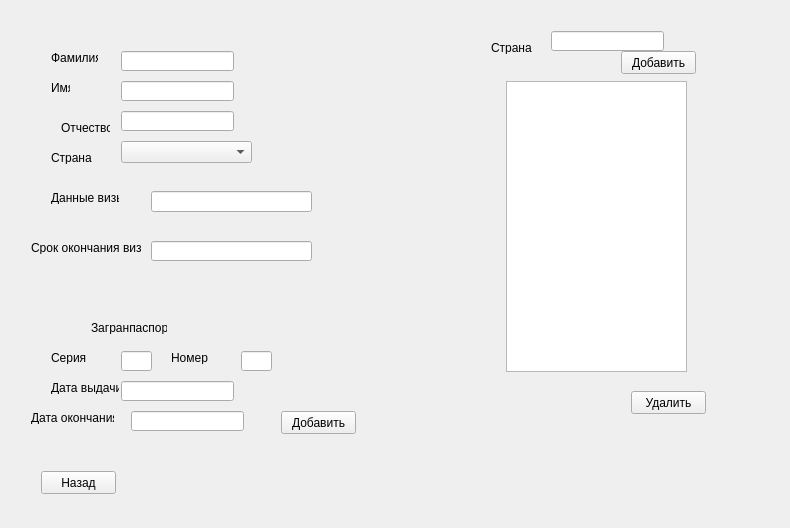
The window that widget.ui (BoykoVik/List_of_mans) describes before a commit, drawn with Qt 5.
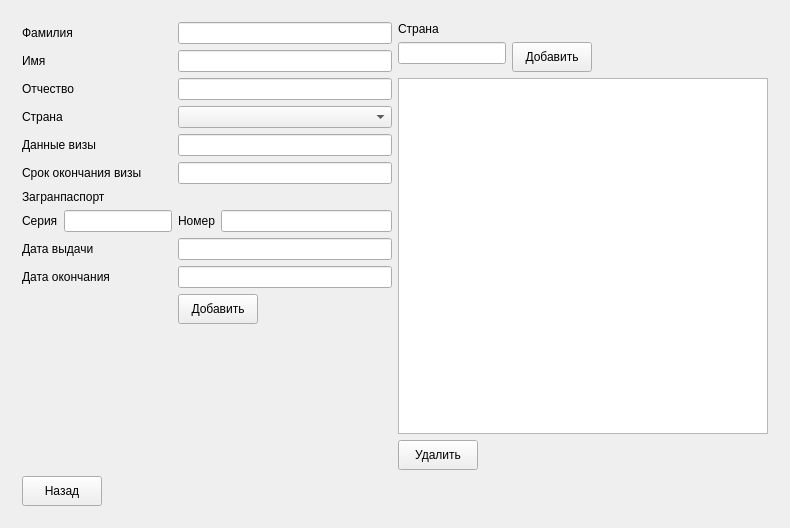
The same window after the commit. The open tabs and pages were chosen to show the change. Icons and pictures are not drawn.

```diff
--- a/widget.ui
+++ b/widget.ui
@@ -61,334 +61,246 @@
       </widget>
      </widget>
      <widget class="QWidget" name="page">
-      <widget class="QLineEdit" name="lineEdit">
-       <property name="geometry">
-        <rect>
-         <x>110</x>
-         <y>40</y>
-         <width>113</width>
-         <height>20</height>
-        </rect>
-       </property>
-      </widget>
-      <widget class="QLineEdit" name="lineEdit_2">
-       <property name="geometry">
-        <rect>
-         <x>110</x>
-         <y>70</y>
-         <width>113</width>
-         <height>20</height>
-        </rect>
-       </property>
-      </widget>
-      <widget class="QLineEdit" name="lineEdit_3">
-       <property name="geometry">
-        <rect>
-         <x>110</x>
-         <y>100</y>
-         <width>113</width>
-         <height>20</height>
-        </rect>
-       </property>
-      </widget>
-      <widget class="QLabel" name="label">
-       <property name="geometry">
-        <rect>
-         <x>40</x>
-         <y>40</y>
-         <width>47</width>
-         <height>13</height>
-        </rect>
-       </property>
-       <property name="text">
-        <string>Фамилия</string>
-       </property>
-      </widget>
-      <widget class="QLabel" name="label_2">
-       <property name="geometry">
-        <rect>
-         <x>40</x>
-         <y>70</y>
-         <width>19</width>
-         <height>13</height>
-        </rect>
-       </property>
-       <property name="text">
-        <string>Имя</string>
-       </property>
-      </widget>
-      <widget class="QLabel" name="label_3">
-       <property name="geometry">
-        <rect>
-         <x>50</x>
-         <y>110</y>
-         <width>49</width>
-         <height>13</height>
-        </rect>
-       </property>
-       <property name="text">
-        <string>Отчество</string>
-       </property>
-      </widget>
-      <widget class="QLineEdit" name="lineEdit_4">
-       <property name="geometry">
-        <rect>
-         <x>540</x>
-         <y>20</y>
-         <width>113</width>
-         <height>20</height>
-        </rect>
-       </property>
-      </widget>
-      <widget class="QLabel" name="label_4">
-       <property name="geometry">
-        <rect>
-         <x>480</x>
-         <y>30</y>
-         <width>49</width>
-         <height>13</height>
-        </rect>
-       </property>
-       <property name="text">
-        <string>Страна</string>
-       </property>
-      </widget>
-      <widget class="QLineEdit" name="lineEdit_5">
-       <property name="geometry">
-        <rect>
-         <x>140</x>
-         <y>180</y>
-         <width>161</width>
-         <height>21</height>
-        </rect>
-       </property>
-      </widget>
-      <widget class="QLabel" name="label_5">
-       <property name="geometry">
-        <rect>
-         <x>40</x>
-         <y>180</y>
-         <width>68</width>
-         <height>13</height>
-        </rect>
-       </property>
-       <property name="text">
-        <string>Данные визы</string>
-       </property>
-      </widget>
-      <widget class="QLineEdit" name="lineEdit_6">
-       <property name="geometry">
-        <rect>
-         <x>140</x>
-         <y>230</y>
-         <width>161</width>
-         <height>20</height>
-        </rect>
-       </property>
-      </widget>
-      <widget class="QLabel" name="label_6">
-       <property name="geometry">
-        <rect>
-         <x>20</x>
-         <y>230</y>
-         <width>110</width>
-         <height>13</height>
-        </rect>
-       </property>
-       <property name="text">
-        <string>Срок окончания визы</string>
-       </property>
-      </widget>
-      <widget class="QLabel" name="label_7">
-       <property name="geometry">
-        <rect>
-         <x>40</x>
-         <y>140</y>
-         <width>49</width>
-         <height>13</height>
-        </rect>
-       </property>
-       <property name="text">
-        <string>Страна</string>
-       </property>
-      </widget>
-      <widget class="QComboBox" name="comboBox">
-       <property name="geometry">
-        <rect>
-         <x>110</x>
-         <y>130</y>
-         <width>131</width>
-         <height>22</height>
-        </rect>
-       </property>
-      </widget>
-      <widget class="QTableView" name="tableView">
-       <property name="geometry">
-        <rect>
-         <x>495</x>
-         <y>70</y>
-         <width>181</width>
-         <height>291</height>
-        </rect>
-       </property>
-      </widget>
-      <widget class="QLineEdit" name="lineEdit_7">
-       <property name="geometry">
-        <rect>
-         <x>110</x>
-         <y>340</y>
-         <width>31</width>
-         <height>20</height>
-        </rect>
-       </property>
-      </widget>
-      <widget class="QLabel" name="label_8">
-       <property name="geometry">
-        <rect>
-         <x>40</x>
-         <y>340</y>
-         <width>47</width>
-         <height>13</height>
-        </rect>
-       </property>
-       <property name="text">
-        <string>Серия</string>
-       </property>
-      </widget>
-      <widget class="QLineEdit" name="lineEdit_8">
-       <property name="geometry">
-        <rect>
-         <x>110</x>
-         <y>370</y>
-         <width>113</width>
-         <height>20</height>
-        </rect>
-       </property>
-      </widget>
-      <widget class="QLabel" name="label_9">
-       <property name="geometry">
-        <rect>
-         <x>40</x>
-         <y>370</y>
-         <width>68</width>
-         <height>13</height>
-        </rect>
-       </property>
-       <property name="text">
-        <string>Дата выдачи</string>
-       </property>
-      </widget>
-      <widget class="QLineEdit" name="lineEdit_9">
-       <property name="geometry">
-        <rect>
-         <x>120</x>
-         <y>400</y>
-         <width>113</width>
-         <height>20</height>
-        </rect>
-       </property>
-      </widget>
-      <widget class="QLabel" name="label_10">
-       <property name="geometry">
-        <rect>
-         <x>20</x>
-         <y>400</y>
-         <width>83</width>
-         <height>13</height>
-        </rect>
-       </property>
-       <property name="text">
-        <string>Дата окончания</string>
-       </property>
-      </widget>
-      <widget class="QLineEdit" name="lineEdit_10">
-       <property name="geometry">
-        <rect>
-         <x>230</x>
-         <y>340</y>
-         <width>31</width>
-         <height>20</height>
-        </rect>
-       </property>
-      </widget>
-      <widget class="QLabel" name="label_11">
-       <property name="geometry">
-        <rect>
-         <x>160</x>
-         <y>340</y>
-         <width>47</width>
-         <height>13</height>
-        </rect>
-       </property>
-       <property name="text">
-        <string>Номер</string>
-       </property>
-      </widget>
-      <widget class="QLabel" name="label_12">
-       <property name="geometry">
-        <rect>
-         <x>80</x>
-         <y>310</y>
-         <width>76</width>
-         <height>13</height>
-        </rect>
-       </property>
-       <property name="text">
-        <string>Загранпаспорт</string>
-       </property>
-      </widget>
-      <widget class="QPushButton" name="pushButton">
-       <property name="geometry">
-        <rect>
-         <x>270</x>
-         <y>400</y>
-         <width>75</width>
-         <height>23</height>
-        </rect>
-       </property>
-       <property name="text">
-        <string>Добавить</string>
-       </property>
-      </widget>
-      <widget class="QPushButton" name="pushButton_2">
-       <property name="geometry">
-        <rect>
-         <x>610</x>
-         <y>40</y>
-         <width>75</width>
-         <height>23</height>
-        </rect>
-       </property>
-       <property name="text">
-        <string>Добавить</string>
-       </property>
-      </widget>
-      <widget class="QPushButton" name="pushButton_3">
-       <property name="geometry">
-        <rect>
-         <x>620</x>
-         <y>380</y>
-         <width>75</width>
-         <height>23</height>
-        </rect>
-       </property>
-       <property name="text">
-        <string>Удалить</string>
-       </property>
-      </widget>
-      <widget class="QPushButton" name="pushButton_9">
-       <property name="geometry">
-        <rect>
-         <x>30</x>
-         <y>460</y>
-         <width>75</width>
-         <height>23</height>
-        </rect>
-       </property>
-       <property name="text">
-        <string>Назад</string>
-       </property>
-      </widget>
+      <layout class="QGridLayout" name="gridLayout_4">
+       <item row="1" column="1">
+        <layout class="QVBoxLayout" name="verticalLayout">
+         <property name="sizeConstraint">
+          <enum>QLayout::SetMaximumSize</enum>
+         </property>
+         <item>
+          <widget class="QTableView" name="tableView"/>
+         </item>
+         <item>
+          <widget class="QPushButton" name="pushButton_3">
+           <property name="minimumSize">
+            <size>
+             <width>80</width>
+             <height>30</height>
+            </size>
+           </property>
+           <property name="maximumSize">
+            <size>
+             <width>80</width>
+             <height>30</height>
+            </size>
+           </property>
+           <property name="text">
+            <string>Удалить</string>
+           </property>
+           <property name="icon">
+            <iconset resource="res.qrc">
+             <normaloff>:/ico/14458160321582004493-128.png</normaloff>:/ico/14458160321582004493-128.png</iconset>
+           </property>
+          </widget>
+         </item>
+        </layout>
+       </item>
+       <item row="2" column="0">
+        <widget class="QPushButton" name="pushButton_9">
+         <property name="minimumSize">
+          <size>
+           <width>80</width>
+           <height>30</height>
+          </size>
+         </property>
+         <property name="maximumSize">
+          <size>
+           <width>80</width>
+           <height>30</height>
+          </size>
+         </property>
+         <property name="text">
+          <string>Назад</string>
+         </property>
+         <property name="icon">
+          <iconset resource="res.qrc">
+           <normaloff>:/ico/130874.png</normaloff>:/ico/130874.png</iconset>
+         </property>
+        </widget>
+       </item>
+       <item row="0" column="0" rowspan="2">
+        <layout class="QFormLayout" name="formLayout">
+         <item row="0" column="0">
+          <widget class="QLabel" name="label">
+           <property name="text">
+            <string>Фамилия</string>
+           </property>
+          </widget>
+         </item>
+         <item row="0" column="1">
+          <widget class="QLineEdit" name="lineEdit"/>
+         </item>
+         <item row="1" column="0">
+          <widget class="QLabel" name="label_2">
+           <property name="text">
+            <string>Имя</string>
+           </property>
+          </widget>
+         </item>
+         <item row="1" column="1">
+          <widget class="QLineEdit" name="lineEdit_2"/>
+         </item>
+         <item row="2" column="0">
+          <widget class="QLabel" name="label_3">
+           <property name="text">
+            <string>Отчество</string>
+           </property>
+          </widget>
+         </item>
+         <item row="2" column="1">
+          <widget class="QLineEdit" name="lineEdit_3"/>
+         </item>
+         <item row="3" column="0">
+          <widget class="QLabel" name="label_7">
+           <property name="text">
+            <string>Страна</string>
+           </property>
+          </widget>
+         </item>
+         <item row="3" column="1">
+          <widget class="QComboBox" name="comboBox"/>
+         </item>
+         <item row="4" column="0">
+          <widget class="QLabel" name="label_5">
+           <property name="text">
+            <string>Данные визы</string>
+           </property>
+          </widget>
+         </item>
+         <item row="4" column="1">
+          <widget class="QLineEdit" name="lineEdit_5"/>
+         </item>
+         <item row="5" column="0">
+          <widget class="QLabel" name="label_6">
+           <property name="text">
+            <string>Срок окончания визы</string>
+           </property>
+          </widget>
+         </item>
+         <item row="5" column="1">
+          <widget class="QLineEdit" name="lineEdit_6"/>
+         </item>
+         <item row="6" column="0">
+          <widget class="QLabel" name="label_12">
+           <property name="text">
+            <string>Загранпаспорт</string>
+           </property>
+          </widget>
+         </item>
+         <item row="7" column="0">
+          <layout class="QHBoxLayout" name="horizontalLayout_2">
+           <item>
+            <widget class="QLabel" name="label_8">
+             <property name="text">
+              <string>Серия</string>
+             </property>
+            </widget>
+           </item>
+           <item>
+            <widget class="QLineEdit" name="lineEdit_7"/>
+           </item>
+          </layout>
+         </item>
+         <item row="7" column="1">
+          <layout class="QHBoxLayout" name="horizontalLayout_3">
+           <item>
+            <widget class="QLabel" name="label_11">
+             <property name="text">
+              <string>Номер</string>
+             </property>
+            </widget>
+           </item>
+           <item>
+            <widget class="QLineEdit" name="lineEdit_10"/>
+           </item>
+          </layout>
+         </item>
+         <item row="8" column="0">
+          <widget class="QLabel" name="label_9">
+           <property name="text">
+            <string>Дата выдачи</string>
+           </property>
+          </widget>
+         </item>
+         <item row="8" column="1">
+          <widget class="QLineEdit" name="lineEdit_8"/>
+         </item>
+         <item row="9" column="0">
+          <widget class="QLabel" name="label_10">
+           <property name="text">
+            <string>Дата окончания</string>
+           </property>
+          </widget>
+         </item>
+         <item row="9" column="1">
+          <widget class="QLineEdit" name="lineEdit_9"/>
+         </item>
+         <item row="10" column="1">
+          <widget class="QPushButton" name="pushButton">
+           <property name="minimumSize">
+            <size>
+             <width>80</width>
+             <height>30</height>
+            </size>
+           </property>
+           <property name="maximumSize">
+            <size>
+             <width>80</width>
+             <height>30</height>
+            </size>
+           </property>
+           <property name="text">
+            <string>Добавить</string>
+           </property>
+           <property name="icon">
+            <iconset resource="res.qrc">
+             <normaloff>:/ico/14822068641558424397-128.png</normaloff>:/ico/14822068641558424397-128.png</iconset>
+           </property>
+          </widget>
+         </item>
+        </layout>
+       </item>
+       <item row="0" column="1">
+        <layout class="QFormLayout" name="formLayout_2">
+         <property name="sizeConstraint">
+          <enum>QLayout::SetMinimumSize</enum>
+         </property>
+         <item row="1" column="0">
+          <widget class="QLineEdit" name="lineEdit_4"/>
+         </item>
+         <item row="1" column="1">
+          <widget class="QPushButton" name="pushButton_2">
+           <property name="minimumSize">
+            <size>
+             <width>80</width>
+             <height>30</height>
+            </size>
+           </property>
+           <property name="maximumSize">
+            <size>
+             <width>80</width>
+             <height>30</height>
+            </size>
+           </property>
+           <property name="text">
+            <string>Добавить</string>
+           </property>
+           <property name="icon">
+            <iconset resource="res.qrc">
+             <normaloff>:/ico/14822068641558424397-128.png</normaloff>:/ico/14822068641558424397-128.png</iconset>
+           </property>
+          </widget>
+         </item>
+         <item row="0" column="0">
+          <widget class="QLabel" name="label_4">
+           <property name="text">
+            <string>Страна</string>
+           </property>
+          </widget>
+         </item>
+        </layout>
+       </item>
+      </layout>
      </widget>
      <widget class="QWidget" name="page_2">
       <widget class="QTableView" name="tableView_2">
```
Left out of the diff: 423 changed lines with no effect on the pictures.
